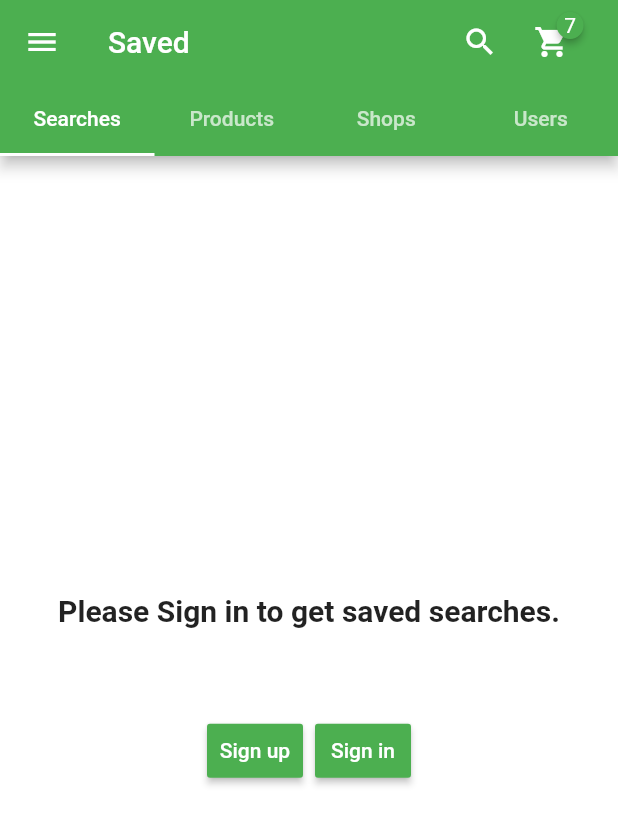
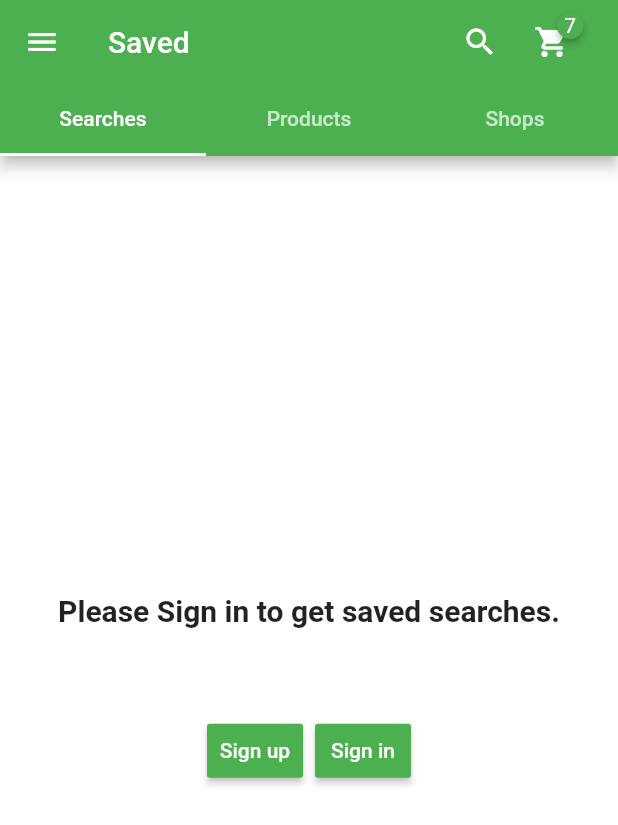
Before and after one commit to Kanishka-Bandara/Swap-Sell-App, a Flutter app: the SavedView screen opened by its route, on a phone screen of 412 x 824 dp. Shown: the top 825 px of the screen. Run offline on Flutter 3.47's test engine with Material 2 defaults, Android fonts, the phone set to English and light mode, and no system bars; drawn by our look-alikes of badges; our stand-ins replace cached_network_image, carousel_pro, csv, flutter_money_formatter, flutter_rating_bar, flutter_spinkit and 6 more; missing offline and left inert: flutter_facebook_login, http_auth, speech_recognition; accounts and stored records are empty; generated files the repository leaves out were written again; network calls fail.

Commit message:
Update :: Remove userlist

```diff
--- a/lib/ui/pages/saved_view.dart
+++ b/lib/ui/pages/saved_view.dart
@@ -25,7 +25,7 @@ class _SavedViewState extends State<SavedView> {
       child: ScopedModelDescendant<AppInit>(
         builder: (BuildContext context, Widget widget, AppInit model) {
           return DefaultTabController(
-            length: 4,
+            length: 3,
             child: Scaffold(
               appBar: ApplicationBar.createNormalAppBar(
                 context,
@@ -43,9 +43,9 @@ class _SavedViewState extends State<SavedView> {
                     Tab(
                       text: "Shops",
                     ),
-                    Tab(
-                      text: "Users",
-                    ),
+                    // Tab(
+                    //   text: "Users",
+                    // ),
                   ],
                 ),
               ),
@@ -64,12 +64,12 @@ class _SavedViewState extends State<SavedView> {
                       ? _buildSavedShopsPage(context)
                       : DefaultComponents.buildUnSignedTile(
                           context, "Please Sign in to get saved shops."),
-                  model.currentUserState
-                      ? Center(
-                          child: Text("Users"),
-                        )
-                      : DefaultComponents.buildUnSignedTile(
-                          context, "Please Sign in to get saved users."),
+                  // model.currentUserState
+                  //     ? Center(
+                  //         child: Text("Users"),
+                  //       )
+                  //     : DefaultComponents.buildUnSignedTile(
+                  //         context, "Please Sign in to get saved users."),
                 ],
               ),
             ),
```
